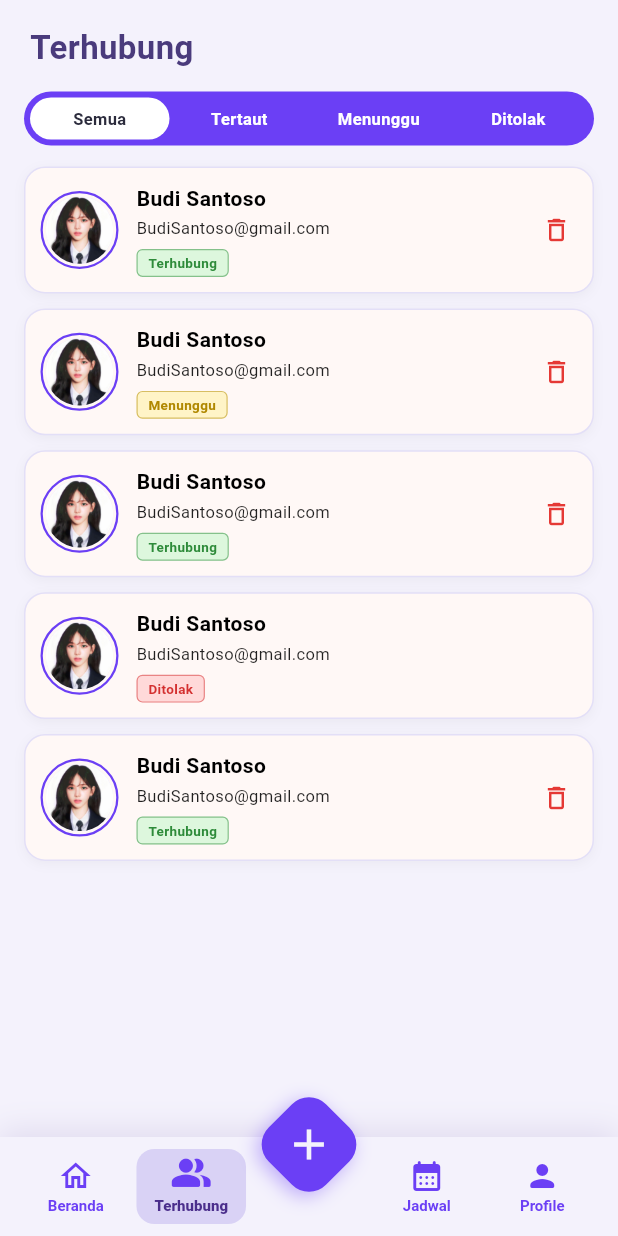
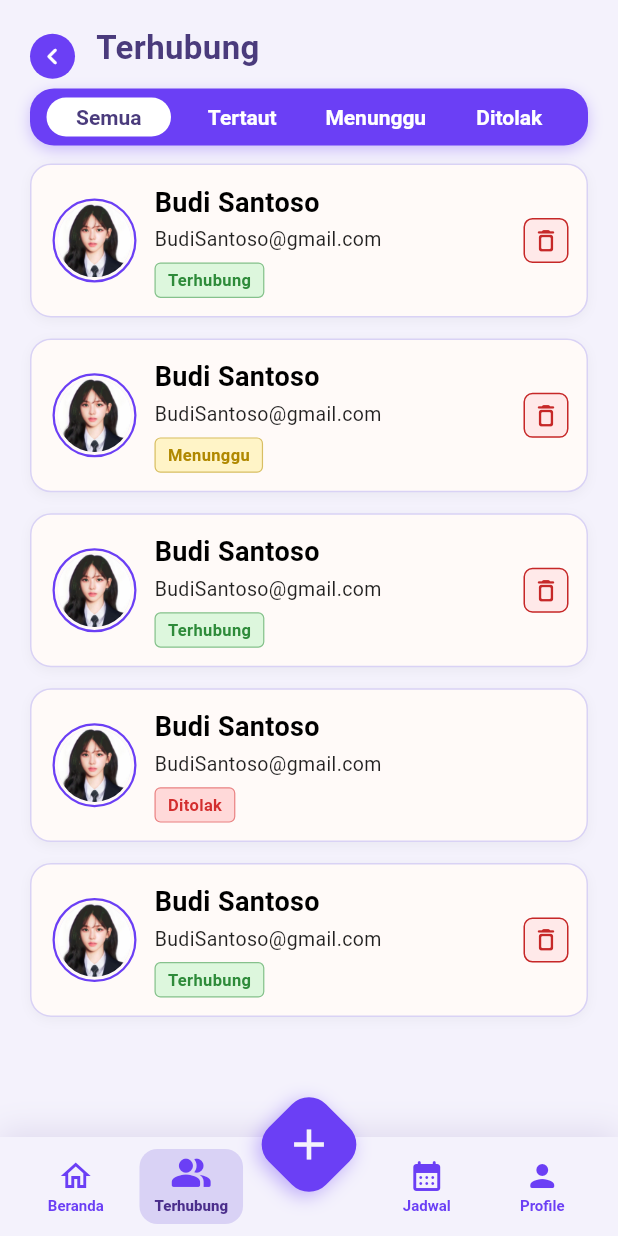
Before and after one commit to arifhrianTO/ALICE, a Flutter app: the HomeShell screen opened directly, after a tap on "Budi Santoso", after a tap on "Siti Rahma", after a tap on "Terhubung", on a phone screen of 412 x 824 dp. Run offline on Flutter 3.47's test engine with Material 3 defaults, Android fonts, the phone set to English and light mode, and no system bars; our stand-ins replace flutter_map, flutter_tts, geocoding, geolocator, google_sign_in, latlong2 and 3 more; missing offline and left inert: flutter_facebook_auth; accounts and stored records are empty; network calls fail.

Commit message:
Fix the Connected page

```diff
--- a/frontend/lib/features/pendamping/koneksi/koneksi_page.dart
+++ b/frontend/lib/features/pendamping/koneksi/koneksi_page.dart
@@ -2,18 +2,13 @@ import 'package:material_ui/material_ui.dart';
 
 import '../../../core/colors.dart';
 
-// ---------------------------------------------------------------------------
-// Warna & aset lokal (khusus halaman ini)
-// ---------------------------------------------------------------------------
-const _kCardColor = Color(0xFFFFF8F6);
-const _kCardBorder = Color(0xFFE3DFF7);
-const _kTextDark = Color(0xFF2B2B3C);
-const _kDeepPurple = Color(0xFF2E0A7D);
-const _kLightPurple = Color(0xFFE2DFFF);
-
 // Gambar bulat ungu + tautan putus untuk pop-up "Putuskan tautan".
 const _kPutuskanImage = 'assets/icons/putuskan.png';
 const _kDefaultAvatar = 'assets/icons/profil.png';
+
+// Warna semantik (status & hapus), tidak ada padanannya di colors.dart
+const _kDeleteRed = Color(0xFFC62828);
+const _kDeleteBg = Color(0xFFFFE9E9);
 
 // ---------------------------------------------------------------------------
 // Model
@@ -123,12 +118,34 @@ class _KoneksiPageState extends State<KoneksiPage> {
         _items.where((e) => _filter.matches(e.status)).toList(growable: false);
 
     return Padding(
-      padding: const EdgeInsets.fromLTRB(16, 16, 16, 0),
+      padding: const EdgeInsets.fromLTRB(20, 16, 20, 0),
       child: Column(
-        crossAxisAlignment: CrossAxisAlignment.start,
         children: [
+          Row(
+            children: [
+              // Tombol back hanya muncul kalau halaman ini bisa di-pop
+              if (Navigator.of(context).canPop()) ...[
+                Material(
+                  color: kPurple,
+                  shape: const CircleBorder(),
+                  child: InkWell(
+                    customBorder: const CircleBorder(),
+                    onTap: () => Navigator.of(context).pop(),
+                    child: const SizedBox(
+                      width: 30,
+                      height: 30,
+                      child: Icon(
+                        Icons.chevron_left_rounded,
+                        color: Colors.white,
+                        size: 22,
+                      ),
+                    ),
+                  ),
+                ),
+                const SizedBox(width: 10),
+              ],
               const Padding(
-            padding: EdgeInsets.only(left: 4),
+                padding: EdgeInsets.only(left: 4, bottom: 12),
                 child: Text(
                   'Terhubung',
                   style: TextStyle(
@@ -138,24 +155,25 @@ class _KoneksiPageState extends State<KoneksiPage> {
                   ),
                 ),
               ),
-          const SizedBox(height: 14),
+            ],
+          ),
           _FilterTabs(
             selected: _filter,
             onChanged: (f) => setState(() => _filter = f),
           ),
-          const SizedBox(height: 14),
+          const SizedBox(height: 12),
           Expanded(
             child: visible.isEmpty
                 ? const Center(
                     child: Text(
                       'Belum ada koneksi',
-                      style: TextStyle(color: Colors.black45),
+                      style: TextStyle(fontSize: 13, color: Colors.black45),
                     ),
                   )
                 : ListView.separated(
-                    padding: const EdgeInsets.only(bottom: 24),
+                    padding: const EdgeInsets.only(bottom: 100),
                     itemCount: visible.length,
-                    separatorBuilder: (_, _) => const SizedBox(height: 10),
+                    separatorBuilder: (_, _) => const SizedBox(height: 14),
                     itemBuilder: (_, i) => ConnectionCard(
                       item: visible[i],
                       onDelete: () => _confirmDelete(visible[i]),
@@ -203,7 +221,7 @@ Future<bool?> showDisconnectDialog(
                   width: 96,
                   height: 96,
                   decoration: const BoxDecoration(
-                    color: _kDeepPurple,
+                    color: kTitleIndigo,
                     shape: BoxShape.circle,
                   ),
                   child: const Icon(
@@ -248,8 +266,8 @@ Future<bool?> showDisconnectDialog(
                   Expanded(
                     child: _DialogButton(
                       label: isPending ? 'Kembali' : 'Batal',
-                      background: _kLightPurple,
-                      foreground: _kDeepPurple,
+                      background: kBtnLight,
+                      foreground: kTitleIndigo,
                       onTap: () => Navigator.pop(ctx, false),
                     ),
                   ),
@@ -312,6 +330,7 @@ class _DialogButton extends StatelessWidget {
 
 // ---------------------------------------------------------------------------
 // Tab filter (Semua / Tertaut / Menunggu / Ditolak)
+// Gaya sama dengan StatusTabs di Kelola Jadwal.
 // ---------------------------------------------------------------------------
 class _FilterTabs extends StatelessWidget {
   final ConnectionFilter selected;
@@ -321,46 +340,77 @@ class _FilterTabs extends StatelessWidget {
 
   @override
   Widget build(BuildContext context) {
+    final filters = ConnectionFilter.values;
+    final index = filters.indexOf(selected);
+
     return Container(
-      padding: const EdgeInsets.all(4),
+      height: 38,
+      padding: const EdgeInsets.symmetric(horizontal: 8, vertical: 4),
       decoration: BoxDecoration(
         color: kPurple,
-        borderRadius: BorderRadius.circular(24),
+        borderRadius: BorderRadius.circular(16),
+        boxShadow: [
+          BoxShadow(
+            color: kPurple.withValues(alpha: 0.3),
+            blurRadius: 8,
+            offset: const Offset(0, 3),
           ),
-      child: Row(
-        children: ConnectionFilter.values.map((f) {
-          final isSelected = f == selected;
-          return Expanded(
+        ],
+      ),
+      child: LayoutBuilder(
+        builder: (context, cons) {
+          final w = cons.maxWidth / filters.length;
+          return Stack(
+            children: [
+              AnimatedPositioned(
+                duration: const Duration(milliseconds: 250),
+                curve: Curves.easeOutCubic,
+                left: index * w + 3,
+                top: 2,
+                bottom: 2,
+                width: w - 6,
+                child: Container(
+                  decoration: BoxDecoration(
+                    color: Colors.white,
+                    borderRadius: BorderRadius.circular(16),
+                  ),
+                ),
+              ),
+              Row(
+                children: [
+                  for (final f in filters)
+                    SizedBox(
+                      width: w,
                       child: GestureDetector(
                         behavior: HitTestBehavior.opaque,
                         onTap: () => onChanged(f),
-              child: AnimatedContainer(
+                        child: Container(
+                          alignment: Alignment.center,
+                          child: AnimatedDefaultTextStyle(
                             duration: const Duration(milliseconds: 200),
-                padding: const EdgeInsets.symmetric(vertical: 6),
-                alignment: Alignment.center,
-                decoration: BoxDecoration(
-                  color: isSelected ? Colors.white : Colors.transparent,
-                  borderRadius: BorderRadius.circular(20),
+                            style: TextStyle(
+                              fontSize: 14,
+                              fontWeight: FontWeight.w700,
+                              color:
+                                  f == selected ? kTextPurple : Colors.white,
                             ),
-                child: Text(
-                  f.label,
-                  style: TextStyle(
-                    fontSize: 11,
-                    fontWeight: FontWeight.w600,
-                    color: isSelected ? _kTextDark : Colors.white,
+                            child: Text(f.label),
                           ),
                         ),
                       ),
                     ),
+                ],
+              ),
+            ],
           );
-        }).toList(),
+        },
       ),
     );
   }
 }
 
 // ---------------------------------------------------------------------------
-// Kartu koneksi
+// Kartu koneksi (ukuran sama dengan ManageCard, warna tetap dari Terhubung)
 // ---------------------------------------------------------------------------
 class ConnectionCard extends StatelessWidget {
   final ConnectionItem item;
@@ -374,14 +424,14 @@ class ConnectionCard extends StatelessWidget {
   @override
   Widget build(BuildContext context) {
     return Container(
-      padding: const EdgeInsets.all(10),
+      padding: const EdgeInsets.fromLTRB(14, 12, 12, 12),
       decoration: BoxDecoration(
-        color: _kCardColor,
+        color: kFieldBg,
         borderRadius: BorderRadius.circular(14),
-        border: Border.all(color: _kCardBorder),
+        border: Border.all(color: kLightPurple),
         boxShadow: [
           BoxShadow(
-            color: Colors.black.withAlpha(10),
+            color: Colors.black.withValues(alpha: 0.04),
             blurRadius: 6,
             offset: const Offset(0, 2),
           ),
@@ -397,35 +447,52 @@ class ConnectionCard extends StatelessWidget {
               children: [
                 Text(
                   item.name,
+                  maxLines: 1,
+                  overflow: TextOverflow.ellipsis,
                   style: const TextStyle(
-                    fontSize: 14,
-                    fontWeight: FontWeight.w700,
+                    fontSize: 18,
+                    fontWeight: FontWeight.w600,
                     color: Colors.black,
                   ),
                 ),
                 const SizedBox(height: 2),
                 Text(
                   item.email,
-                  style: const TextStyle(fontSize: 11, color: Colors.black87),
+                  maxLines: 1,
+                  overflow: TextOverflow.ellipsis,
+                  style: const TextStyle(
+                    fontSize: 13,
+                    color: Colors.black87,
+                  ),
                 ),
                 const SizedBox(height: 6),
                 StatusBadge(status: item.status),
               ],
             ),
           ),
-          if (_canDelete)
-            Align(
-              alignment: Alignment.topCenter,
+          if (_canDelete) ...[
+            const SizedBox(width: 8),
+            Material(
+              color: _kDeleteBg,
+              shape: RoundedRectangleBorder(
+                borderRadius: BorderRadius.circular(6),
+                side: const BorderSide(color: _kDeleteRed, width: 1),
+              ),
               child: InkWell(
+                borderRadius: BorderRadius.circular(6),
                 onTap: onDelete,
-                borderRadius: BorderRadius.circular(20),
-                child: const Padding(
-                  padding: EdgeInsets.all(4),
-                  child: Icon(Icons.delete_outline,
-                      size: 20, color: Color(0xFFE53935)),
+                child: const SizedBox(
+                  width: 30,
+                  height: 30,
+                  child: Icon(
+                    Icons.delete_outline_rounded,
+                    size: 19,
+                    color: _kDeleteRed,
                   ),
                 ),
               ),
+            ),
+          ],
         ],
       ),
     );
@@ -441,8 +508,8 @@ class _Avatar extends StatelessWidget {
     const fallback = Icon(Icons.person, color: kPurple, size: 26);
 
     return Container(
-      width: 52,
-      height: 52,
+      width: 56,
+      height: 56,
       padding: const EdgeInsets.all(2),
       decoration: BoxDecoration(
         shape: BoxShape.circle,
@@ -497,15 +564,15 @@ class StatusBadge extends StatelessWidget {
     }
 
     return Container(
-      padding: const EdgeInsets.symmetric(horizontal: 7, vertical: 2),
+      padding: const EdgeInsets.symmetric(horizontal: 8, vertical: 3),
       decoration: BoxDecoration(
         color: bg,
         borderRadius: BorderRadius.circular(4),
-        border: Border.all(color: fg.withAlpha(128), width: 0.8),
+        border: Border.all(color: fg.withValues(alpha: 0.5), width: 0.8),
       ),
       child: Text(
         label,
-        style: TextStyle(fontSize: 9, fontWeight: FontWeight.w600, color: fg),
+        style: TextStyle(fontSize: 11, fontWeight: FontWeight.w600, color: fg),
       ),
     );
   }
--- a/frontend/lib/features/pendamping/widgets/bottom_bar.dart
+++ b/frontend/lib/features/pendamping/widgets/bottom_bar.dart
@@ -170,7 +170,7 @@ class _NavItem extends StatelessWidget {
             duration: const Duration(milliseconds: 350),
             curve: Curves.easeOutCubic,
             padding: EdgeInsets.symmetric(
-              horizontal: selected ? 12 : 8,
+              horizontal: selected ? 10 : 8,
               vertical: 6,
             ),
             decoration: BoxDecoration(
@@ -200,7 +200,14 @@ class _NavItem extends StatelessWidget {
                     fontWeight: selected ? FontWeight.w800 : FontWeight.w600,
                     color: selected ? kDarkPurple : kPurple,
                   ),
-                  child: Text(label),
+                  child: FittedBox(
+                    fit: BoxFit.scaleDown,
+                    child: Text(
+                      label,
+                      maxLines: 1,
+                      softWrap: false,
+                    ),
+                  ),
                 ),
               ],
             ),
```
Also changed, not shown: frontend/pubspec.lock. Lines whose indentation alone changed are shown as unchanged.
